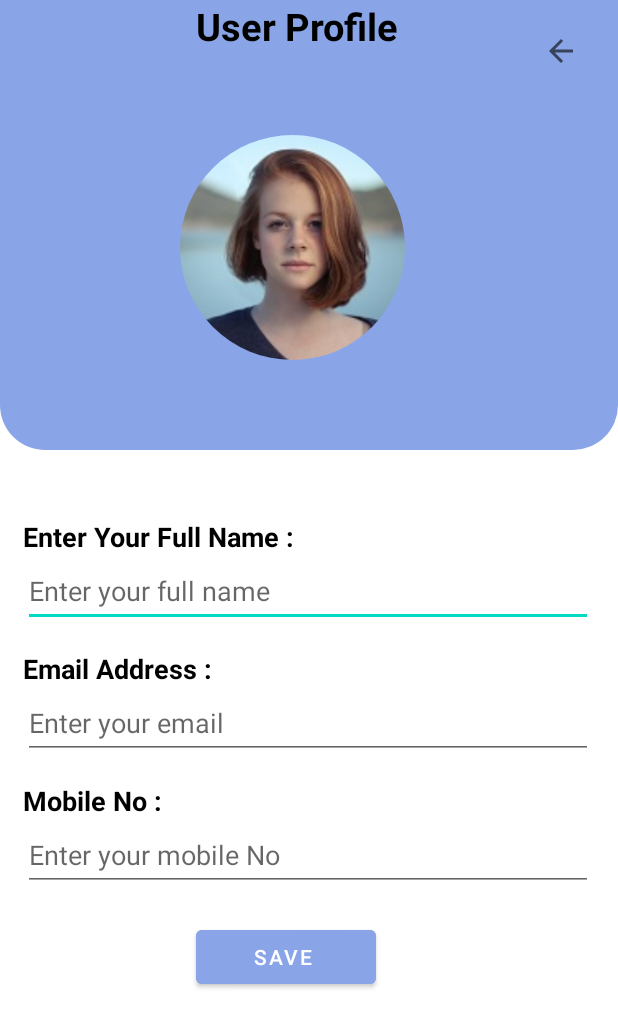
After one commit to IT21306518/QUICKLOAN, an Android app: the UserProfileActivity screen opened directly, with no data from a screen before it, on a phone screen of 412 x 824 dp. The commit adds this screen. Shown: the top 1028 px of the screen. Run offline under Robolectric (Android 15) with nearby library versions, the phone set to English and light mode, and no system bars; our stand-ins replace CircleImageView, Firebase (no records; nobody signed in at launch, a user with empty details on screens opened directly).

Commit message:
create user profile

```diff
--- a/app/build.gradle
+++ b/app/build.gradle
@@ -45,4 +45,8 @@ dependencies {
 
     implementation platform('com.google.firebase:firebase-bom:31.5.0')
     implementation 'com.google.firebase:firebase-database-ktx'
+
+    //circular image liabrary
+    implementation 'de.hdodenhof:circleimageview:3.1.0'
+
 }
--- /dev/null
+++ b/app/src/main/java/com/example/quickloan/ksactivities/UserProfileActivity.kt
@@ -0,0 +1,87 @@
+package com.example.quickloan.ksactivities
+
+import androidx.appcompat.app.AppCompatActivity
+import android.os.Bundle
+import android.util.Patterns
+import com.example.quickloan.R
+import android.widget.Button
+import android.widget.EditText
+import android.widget.Toast
+import com.example.quickloan.ksmodel.User
+import com.google.firebase.database.DatabaseReference
+import com.google.firebase.database.FirebaseDatabase
+import de.hdodenhof.circleimageview.CircleImageView
+
+
+class UserProfileActivity : AppCompatActivity() {
+
+    private lateinit var fullName: EditText
+    private lateinit var email: EditText
+    private lateinit var mobileNo: EditText
+    private lateinit var saveDataButton: Button
+    private lateinit var profileImage: CircleImageView
+
+    private lateinit var dbRef: DatabaseReference
+
+    override fun onCreate(savedInstanceState: Bundle?) {
+        super.onCreate(savedInstanceState)
+        setContentView(R.layout.activity_user_profile)
+
+        fullName = findViewById(R.id.usFull_Name2)
+        email = findViewById(R.id.usEmail)
+        mobileNo = findViewById(R.id.usMobile_No)
+        saveDataButton = findViewById(R.id.btnSaveData)
+        profileImage = findViewById(R.id.ksProfile_image)
+
+        dbRef = FirebaseDatabase.getInstance().getReference("Users")
+
+        saveDataButton.setOnClickListener {
+            saveUserData()
+        }
+
+        profileImage.setOnClickListener {
+            showToast("Profile image clicked")
+        }
+    }
+
+    private fun showToast(message: String) {
+        Toast.makeText(this, message, Toast.LENGTH_SHORT).show()
+    }
+
+    private fun saveUserData() {
+        val name = fullName.text.toString().trim()
+        val emails = email.text.toString().trim()
+        val mobile = mobileNo.text.toString().trim()
+
+        // Check if the input fields are not empty
+        if (name.isNotEmpty() && emails.isNotEmpty() && mobile.isNotEmpty()) {
+
+        }
+            // Check if the entered email address is valid
+            if (Patterns.EMAIL_ADDRESS.matcher(emails).matches()) {
+
+            // Create a User object with the input data
+            val user = User(name, emails, mobile)
+
+            // Generate a unique key for the user in the database
+            val userId = dbRef.push().key
+
+            // Check if a valid key was generated
+            if (userId != null) {
+                // Save the user data to the database using the generated key
+                dbRef.child(userId).setValue(user)
+
+                // Clear the input fields
+                fullName.text.clear()
+                email.text.clear()
+                mobileNo.text.clear()
+
+                // Show a success message
+                showToast("User data saved successfully")
+            }
+        } else {
+            // Show an error message if any input fields are empty
+            showToast("Please fill in all the fields")
+        }
+    }
+}
--- a/app/src/main/java/com/example/quickloan/ksactivities/ks_ApplyLoan.kt
+++ b/app/src/main/java/com/example/quickloan/ksactivities/ks_ApplyLoan.kt
@@ -131,7 +131,7 @@ class ks_ApplyLoan : AppCompatActivity() {
                 Toast.makeText(this, "Lone details submit successfully", Toast.LENGTH_LONG).show()
 
 
-                //if Data successfully insertsd ofter clear all fields default
+                //if Data successfully insertsd after clear all fields default
                 fullName.text.clear()
                 nicNo.text.clear()
                 mobileNo.text.clear()
--- a/app/src/main/res/layout/activity_ks_apply_loan.xml
+++ b/app/src/main/res/layout/activity_ks_apply_loan.xml
@@ -40,6 +40,7 @@
 
 
     <LinearLayout
+
         android:layout_width="match_parent"
         android:layout_height="match_parent"
         android:layout_margin="15dp"
@@ -152,7 +153,7 @@
             android:layout_width="match_parent"
             android:layout_height="wrap_content"
             android:layout_marginTop="15sp"
-            android:text="@string/barrow"
+            android:text="@string/howMuch"
             android:textColor="@color/black"
             android:textSize="18sp"
             android:textStyle="bold" />
--- a/app/src/main/res/layout/activity_ks_button.xml
+++ b/app/src/main/res/layout/activity_ks_button.xml
@@ -142,7 +142,7 @@
                     android:layout_width="match_parent"
                     android:layout_height="wrap_content"
                     android:gravity="center"
-                    android:text="@string/manage"
+                    android:text="@string/manageLoan"
                     android:textColor="@color/colorAccent"
                     android:textSize="20sp"
                     android:textStyle="bold" />
--- a/app/src/main/res/layout/activity_ks_fetching2.xml
+++ b/app/src/main/res/layout/activity_ks_fetching2.xml
@@ -42,7 +42,7 @@
 
         <!-- Search View -->
         <SearchView
-            android:id="@+id/searchView"
+            android:id="@+id/ksSearchView"
             android:layout_width="match_parent"
             android:layout_height="wrap_content"
             android:layout_below="@id/apply"
--- /dev/null
+++ b/app/src/main/res/layout/activity_user_profile.xml
@@ -0,0 +1,133 @@
+<?xml version="1.0" encoding="utf-8"?>
+<androidx.constraintlayout.widget.ConstraintLayout xmlns:android="http://schemas.android.com/apk/res/android"
+    xmlns:app="http://schemas.android.com/apk/res-auto"
+    xmlns:tools="http://schemas.android.com/tools"
+    android:layout_width="match_parent"
+    android:layout_height="match_parent"
+    tools:context=".ksactivities.UserProfileActivity">
+
+    <RelativeLayout
+        android:layout_width="match_parent"
+        android:layout_height="300dp"
+        android:background="@drawable/header_background"
+        app:layout_constraintEnd_toEndOf="parent"
+        app:layout_constraintStart_toStartOf="parent"
+        app:layout_constraintTop_toTopOf="parent">
+
+        <ImageButton
+            android:id="@+id/btnBack5"
+            android:layout_width="wrap_content"
+            android:layout_height="48dp"
+            android:layout_alignParentTop="true"
+            android:layout_marginStart="350dp"
+            android:layout_marginTop="10dp"
+            android:background="@android:color/transparent"
+            android:contentDescription="@string/backApply"
+            android:minWidth="48dp"
+            android:padding="1dp"
+            app:srcCompat="?attr/actionModeCloseDrawable"
+            tools:ignore="SpeakableTextPresentCheck,DuplicateSpeakableTextCheck" />
+
+        <TextView
+            android:id="@+id/apply"
+            android:layout_width="match_parent"
+            android:layout_height="wrap_content"
+            android:height="42dp"
+            android:paddingLeft="@dimen/a_about_u"
+            android:layout_marginLeft="115dp"
+            android:text="@string/userprofile"
+            android:textColor="@color/black"
+            android:textSize="25sp"
+            android:textStyle="bold" />
+
+        <de.hdodenhof.circleimageview.CircleImageView
+            android:id="@+id/ksProfile_image"
+            android:layout_width="150dp"
+            android:layout_height="150dp"
+            android:layout_marginLeft="120dp"
+            android:layout_marginTop="90dp"
+            android:src="@drawable/profile"
+            app:civ_border_color="#FF000000"/>
+    </RelativeLayout>
+
+
+    <LinearLayout
+
+        android:layout_width="match_parent"
+        android:layout_height="match_parent"
+        android:layout_margin="15dp"
+        android:orientation="vertical">
+
+        <TextView
+            android:id="@+id/usFull_Name"
+            android:layout_width="match_parent"
+            android:layout_height="wrap_content"
+            android:layout_marginTop="330sp"
+            android:text="@string/fullName"
+            android:textColor="@color/black"
+            android:textSize="18sp"
+            android:textStyle="bold"
+            tools:ignore="HardcodedText" />
+
+        <EditText
+            android:id="@+id/usFull_Name2"
+            android:layout_width="380dp"
+            android:layout_height="48dp"
+            android:height="48dp"
+            android:autofillHints=""
+            android:hint="@string/fullName2"
+            android:inputType="text"
+            tools:ignore="HardcodedText" />
+
+        <TextView
+            android:id="@+id/email"
+            android:layout_width="match_parent"
+            android:layout_height="wrap_content"
+            android:layout_marginTop="15sp"
+            android:text="@string/email_address"
+            android:textColor="@color/black"
+            android:textSize="18sp"
+            android:textStyle="bold"
+            tools:ignore="HardcodedText" />
+
+        <EditText
+            android:id="@+id/usEmail"
+            android:layout_width="380dp"
+            android:layout_height="48sp"
+            android:height="48dp"
+            android:autofillHints=""
+            android:hint="@string/email"
+            android:inputType="textEmailAddress"
+            tools:ignore="HardcodedText" />
+
+        <TextView
+            android:id="@+id/mobile_No"
+            android:layout_width="match_parent"
+            android:layout_height="wrap_content"
+            android:layout_marginTop="15sp"
+            android:text="@string/mobiles"
+            android:textColor="@color/black"
+            android:textSize="18sp"
+            android:textStyle="bold" />
+
+        <EditText
+            android:id="@+id/usMobile_No"
+            android:layout_width="380dp"
+            android:layout_height="48sp"
+            android:height="48dp"
+            android:autofillHints=""
+            android:hint="@string/mobiless"
+            android:inputType="number|text"
+            tools:ignore="HardcodedText" />
+
+        <Button
+            android:id="@+id/btnSaveData"
+            android:layout_width="120dp"
+            android:layout_height="48sp"
+            android:layout_marginTop="20sp"
+            android:layout_marginStart="115dp"
+            android:backgroundTint="@color/colorPrimary"
+            android:shadowColor="@color/colorPrimaryDark"
+            android:text="@string/savedata" />
+    </LinearLayout>
+</androidx.constraintlayout.widget.ConstraintLayout>
--- a/app/src/main/res/values/strings.xml
+++ b/app/src/main/res/values/strings.xml
@@ -143,6 +143,11 @@
     <string name="manage">Manege Loan Details</string>
     <string name="Apply">Apply Loan</string>
     <string name="backApply">Back</string>
+    <string name="manageLoan">Manage Loan Details</string>
+    <string name="howMuch">How much would you like to borrow?</string>
+    <string name="usFullName">Enter your full name</string>
+    <string name="savedata">"Save "</string>
+    <string name="userprofile">User Profile</string>
     <string-array name="relativetype">
         <item></item>
         <item>Parent</item>
```
Also changed, not shown: app/src/main/AndroidManifest.xml (+5 -4 lines), app/src/main/java/com/example/quickloan/ksactivities/Ks_fetchingActivity2.kt (+20 -1 lines), app/src/main/java/com/example/quickloan/ksmodel/UserProfile.kt (added, +7 -0 lines), app/src/main/res/layout/activity_lone_details.xml (+26 -27 lines), app/src/main/res/drawable/profile.jpg (added), build.gradle (line endings or trailing spaces).
